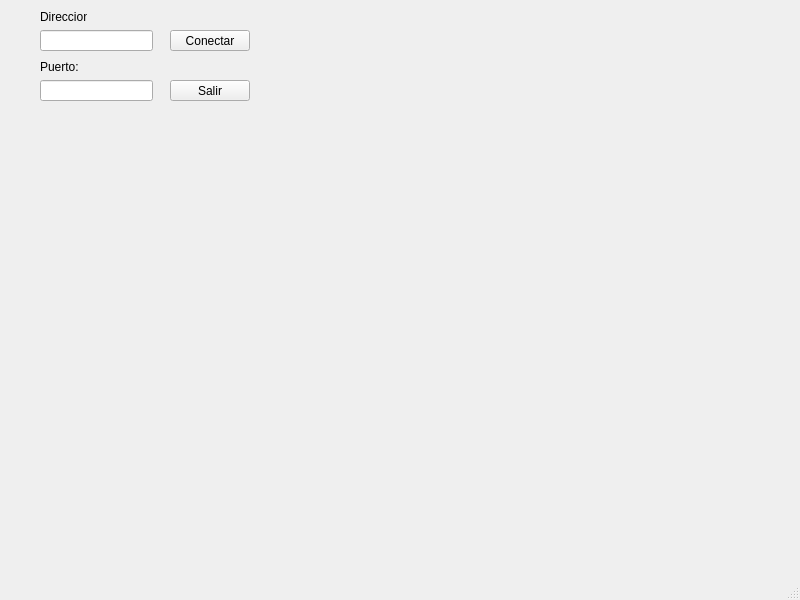
Old version of the form dns.ui in the repository nineteen002/ajedrez.
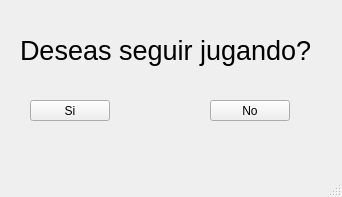
New version of the form.

```diff
--- a/dns.ui
+++ b/dns.ui
@@ -6,84 +6,56 @@
    <rect>
     <x>0</x>
     <y>0</y>
-    <width>800</width>
-    <height>600</height>
+    <width>342</width>
+    <height>197</height>
    </rect>
   </property>
   <property name="windowTitle">
    <string>MainWindow</string>
   </property>
   <widget class="QWidget" name="centralwidget">
-   <widget class="QPushButton" name="pushButton">
-    <property name="geometry">
-     <rect>
-      <x>170</x>
-      <y>30</y>
-      <width>80</width>
-      <height>21</height>
-     </rect>
-    </property>
-    <property name="text">
-     <string>Conectar</string>
-    </property>
-   </widget>
-   <widget class="QPushButton" name="pushButton_2">
-    <property name="geometry">
-     <rect>
-      <x>170</x>
-      <y>80</y>
-      <width>80</width>
-      <height>21</height>
-     </rect>
-    </property>
-    <property name="text">
-     <string>Salir</string>
-    </property>
-   </widget>
-   <widget class="QLineEdit" name="direccion">
-    <property name="geometry">
-     <rect>
-      <x>40</x>
-      <y>30</y>
-      <width>113</width>
-      <height>21</height>
-     </rect>
-    </property>
-   </widget>
-   <widget class="QLineEdit" name="puerto">
-    <property name="geometry">
-     <rect>
-      <x>40</x>
-      <y>80</y>
-      <width>113</width>
-      <height>21</height>
-     </rect>
-    </property>
-   </widget>
    <widget class="QLabel" name="label">
     <property name="geometry">
      <rect>
-      <x>40</x>
+      <x>20</x>
       <y>10</y>
-      <width>47</width>
-      <height>13</height>
+      <width>301</width>
+      <height>81</height>
      </rect>
     </property>
+    <property name="font">
+     <font>
+      <pointsize>20</pointsize>
+     </font>
+    </property>
     <property name="text">
-     <string>Direccion:</string>
+     <string>Deseas seguir jugando?</string>
     </property>
    </widget>
-   <widget class="QLabel" name="label_2">
+   <widget class="QPushButton" name="pushButton">
     <property name="geometry">
      <rect>
-      <x>40</x>
-      <y>60</y>
-      <width>47</width>
-      <height>13</height>
+      <x>30</x>
+      <y>100</y>
+      <width>80</width>
+      <height>21</height>
      </rect>
     </property>
     <property name="text">
-     <string>Puerto:</string>
+     <string>Si</string>
+    </property>
+   </widget>
+   <widget class="QPushButton" name="pushButton_2">
+    <property name="geometry">
+     <rect>
+      <x>210</x>
+      <y>100</y>
+      <width>80</width>
+      <height>21</height>
+     </rect>
+    </property>
+    <property name="text">
+     <string>No</string>
     </property>
    </widget>
   </widget>
```
Left out of the diff: 2 changed lines with no effect on the pictures.
